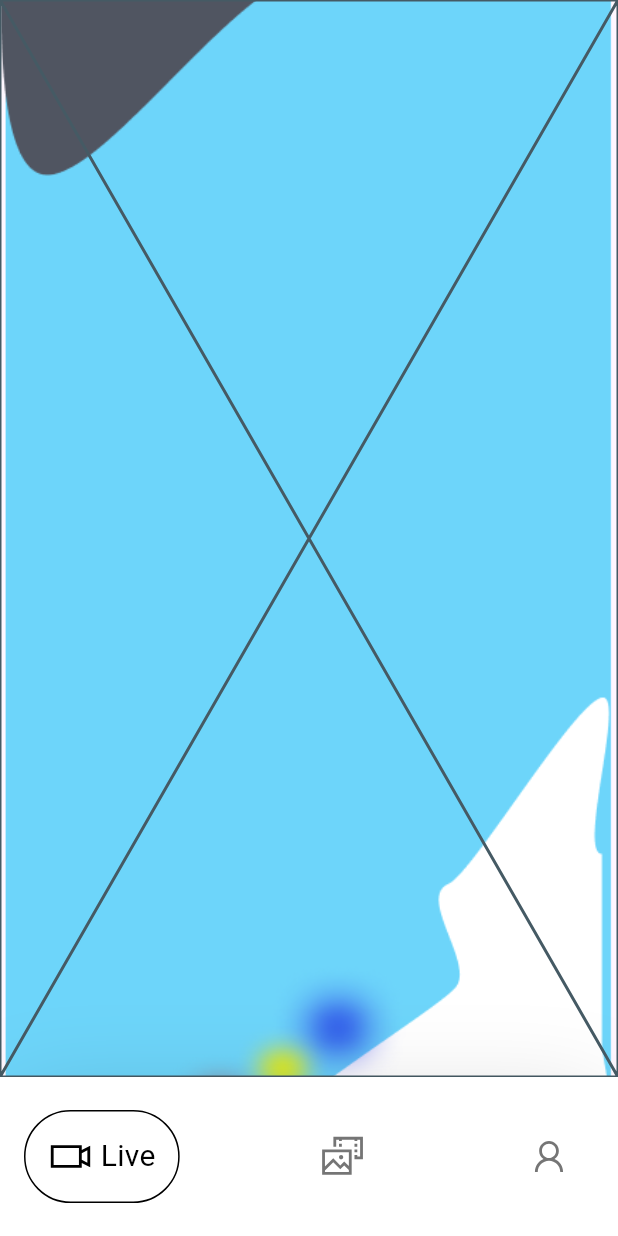
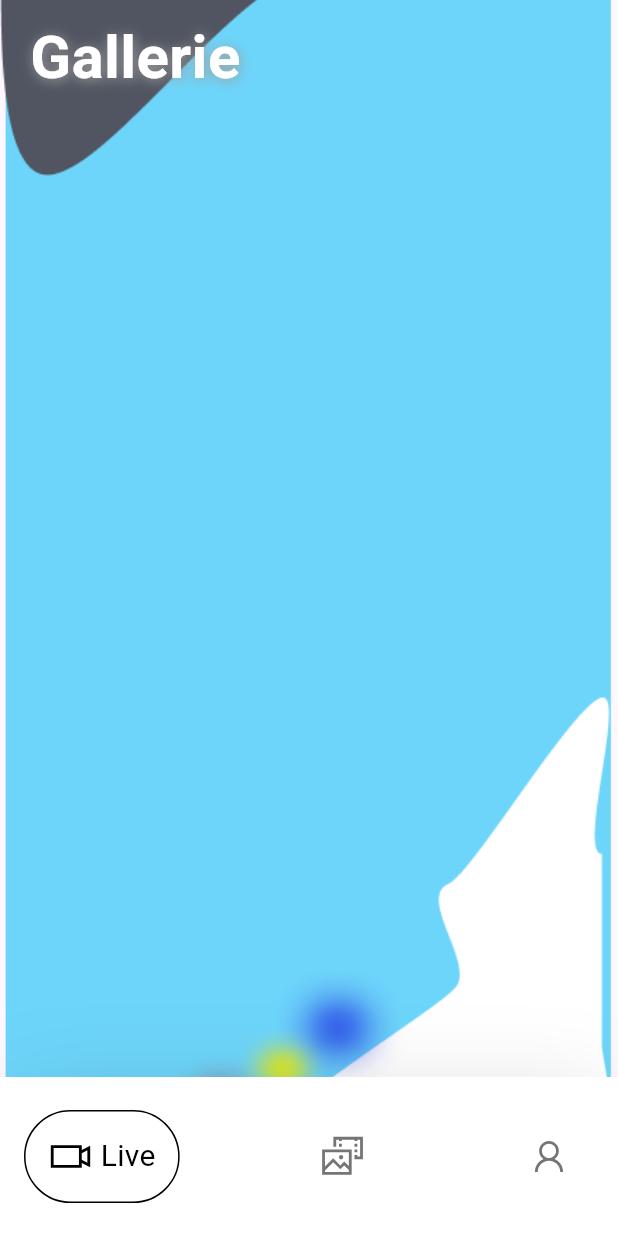
Before and after one commit to quanggdungg0609/flutter-camera-view, a Flutter app: the GalleryPage screen opened by its route, on a phone screen of 412 x 824 dp. Run offline on Flutter 3.47's test engine with Material 3 defaults, Android fonts, the phone set to English and light mode, and no system bars; drawn by our look-alikes of google_nav_bar, toastification; our stand-ins replace dartz, dio, equatable, flutter_bloc, flutter_dotenv, flutter_secure_storage and 5 more; missing offline and left inert: flutter_webrtc, gif, star_menu; accounts and stored records are empty; network calls fail.

Commit message:
update: update funtions of gallerie datasource

```diff
--- a/lib/core/router/bottom_nav_bar.dart
+++ b/lib/core/router/bottom_nav_bar.dart
@@ -28,7 +28,16 @@ class _BottomNavBarState extends State<BottomNavBar> {
             fit: BoxFit.cover,
           ),
         ),
-        child: widget.child,
+        child: AnimatedSwitcher(
+          duration: const Duration(milliseconds: 500),
+          transitionBuilder: (child, animation) {
+            return FadeTransition(
+              opacity: animation,
+              child: child,
+            );
+          },
+          child: widget.child,
+        ),
       ),
       bottomNavigationBar: Container(
         decoration: BoxDecoration(
@@ -37,7 +46,7 @@ class _BottomNavBarState extends State<BottomNavBar> {
             BoxShadow(
               spreadRadius: -10,
               blurRadius: 60,
-              color: Colors.black.withOpacity(.20),
+              color: Colors.black.withValues(alpha: .20),
               offset: const Offset(0, 15),
             )
           ],
@@ -83,13 +92,19 @@ class _BottomNavBarState extends State<BottomNavBar> {
   void _onTabChangeHandle(int index) {
     switch (index) {
       case 0:
-        context.go("/");
+        context.go(
+          "/",
+        );
         break;
       case 1:
-        context.go("/gallery");
+        context.go(
+          "/gallery",
+        );
         break;
       case 2:
-        context.go("/profile");
+        context.go(
+          "/profile",
+        );
         break;
     }
     setState(
--- a/lib/core/router/router.dart
+++ b/lib/core/router/router.dart
@@ -24,15 +24,21 @@ class AppRouter {
         routes: [
           GoRoute(
             path: "/",
-            builder: (context, state) => const CameraViewPage(),
+            builder: (context, state) => const CameraViewPage(
+              key: PageStorageKey("CameraView"),
+            ),
           ),
           GoRoute(
             path: "/gallery",
-            builder: (context, state) => const GalleryPage(),
+            builder: (context, state) => const GalleryPage(
+              key: PageStorageKey("Gallerie"),
+            ),
           ),
           GoRoute(
             path: "/profile",
-            builder: (context, state) => const ProfilePage(),
+            builder: (context, state) => const ProfilePage(
+              key: PageStorageKey("Profile"),
+            ),
           )
         ],
       )
--- a/lib/features/camera_view/presentation/pages/camera_view.page.dart
+++ b/lib/features/camera_view/presentation/pages/camera_view.page.dart
@@ -27,11 +27,12 @@ class _CameraViewPageState extends State<CameraViewPage> with WidgetsBindingObse
 
   @override
   void dispose() {
+    WidgetsBinding.instance.removeObserver(this);
+
     sl<WebRTCBloc>().add(WebRTCDisconnectingEvent());
     sl<WebSocketBloc>().add(WsDisconnectEvent());
     sl<WebSocketBloc>().close();
     sl<WebRTCBloc>().close();
-    WidgetsBinding.instance.removeObserver(this);
     super.dispose();
   }
 
--- a/lib/features/camera_view/presentation/widgets/fullscreen_video_modal.widget.dart
+++ b/lib/features/camera_view/presentation/widgets/fullscreen_video_modal.widget.dart
@@ -1,7 +1,7 @@
 import 'package:flutter/material.dart';
 import 'package:flutter/services.dart';
 import 'package:flutter_bloc/flutter_bloc.dart';
-import 'package:flutter_camera_view/features/camera_view/presentation/bloc/camera_select_cubit/camera_select.cubit.dart';
+
 import 'package:flutter_camera_view/features/camera_view/presentation/bloc/websocket_bloc/websocket.bloc.dart';
 import 'package:flutter_webrtc/flutter_webrtc.dart';
 import 'package:go_router/go_router.dart';
@@ -122,7 +122,6 @@ class _FullscreenVideoModalState extends State<FullscreenVideoModal> with Ticker
                         : _buildMenuItem(Icons.stop, "Stop record"),
                   ],
                   onItemTapped: (index, controller) {
-                    // TODO: record and capture image actions
                     switch (index) {
                       case 0:
                         final takeImageMessage = {
--- a/lib/features/camera_view/presentation/widgets/live_video_card.widget.dart
+++ b/lib/features/camera_view/presentation/widgets/live_video_card.widget.dart
@@ -1,5 +1,3 @@
-import 'dart:io';
-
 import 'package:flutter/material.dart';
 import 'package:flutter_bloc/flutter_bloc.dart';
 import 'package:flutter_camera_view/features/camera_view/presentation/bloc/camera_select_cubit/camera_select.cubit.dart';
--- /dev/null
+++ b/lib/features/gallery/domain/entities/camera.entity.dart
@@ -0,0 +1,11 @@
+import 'package:equatable/equatable.dart';
+
+abstract class Camera extends Equatable {
+  final String cameraName;
+  final String cameraUuid;
+
+  const Camera({required this.cameraName, required this.cameraUuid});
+
+  @override
+  List<Object?> get props => [cameraName, cameraUuid];
+}
--- /dev/null
+++ b/lib/features/gallery/domain/entities/media_info.entity.dart
@@ -0,0 +1,18 @@
+import 'package:equatable/equatable.dart';
+
+abstract class MediaInfo extends Equatable {
+  final String name;
+  final int size;
+  final String lastModified;
+  final bool isVideo;
+
+  const MediaInfo({
+    required this.name,
+    required this.size,
+    required this.lastModified,
+    required this.isVideo,
+  });
+
+  @override
+  List<Object?> get props => [name, size, lastModified, isVideo];
+}
--- /dev/null
+++ b/lib/features/gallery/domain/entities/media_page.entity.dart
@@ -0,0 +1,29 @@
+import 'package:equatable/equatable.dart';
+
+abstract class MediaPage extends Equatable {
+  final int page;
+  final int? nextPage;
+  final int? prevPage;
+  final int totalPage;
+  final int totalItems;
+  final List<String> fileNames;
+
+  const MediaPage({
+    required this.page,
+    this.nextPage,
+    this.prevPage,
+    required this.totalPage,
+    required this.totalItems,
+    required this.fileNames,
+  });
+
+  @override
+  List<Object?> get props => [
+        page,
+        nextPage,
+        prevPage,
+        totalPage,
+        totalItems,
+        fileNames,
+      ];
+}
--- a/lib/features/gallery/presentation/pages/gallery.page.dart
+++ b/lib/features/gallery/presentation/pages/gallery.page.dart
@@ -1,16 +1,42 @@
 import 'package:flutter/material.dart';
+import 'package:flutter_camera_view/features/gallery/data/datasources/gallerie.datasource.dart';
+import 'package:flutter_camera_view/injection_container.dart';
 
 class GalleryPage extends StatelessWidget {
   const GalleryPage({super.key});
 
   @override
   Widget build(BuildContext context) {
+    sl<GallerieDataSource>().getMediaPage("48f797c7-3e0d-427c-b23c-8d6400841d05").then(
+      (page) async {
+        print(page.fileNames);
+        final list =
+            await sl<GallerieDataSource>().getMediaInfos("48f797c7-3e0d-427c-b23c-8d6400841d05", page.fileNames);
+        print(list);
+      },
+    );
+
     return const Scaffold(
       backgroundColor: Colors.transparent,
-      body: Stack(
-        children: [
-          Placeholder(),
-        ],
+      body: SafeArea(
+        child: Stack(
+          children: [
+            Padding(
+              padding: EdgeInsets.only(left: 20, top: 10),
+              child: Text(
+                "Gallerie",
+                style: TextStyle(
+                  fontSize: 40,
+                  color: Colors.white,
+                  fontWeight: FontWeight.bold,
+                  shadows: [
+                    Shadow(color: Colors.grey, offset: Offset(1, 1), blurRadius: 10),
+                  ],
+                ),
+              ),
+            ),
+          ],
+        ),
       ),
     );
   }
```
Also changed, not shown: lib/core/exceptions/gallerie_datasource.exception.dart (added, +7 -0 lines), lib/features/gallery/data/datasources/gallerie.datasource.dart (added, +86 -0 lines), lib/features/gallery/data/models/camera.model.dart (added, +9 -0 lines), lib/features/gallery/data/models/media_info.model.dart (added, +14 -0 lines), lib/features/gallery/data/models/media_page.model.dart (added, +24 -0 lines), lib/injection_container.dart (+16 -0 lines), lib/features/gallery/data/models/video_info.model.dart (added).
